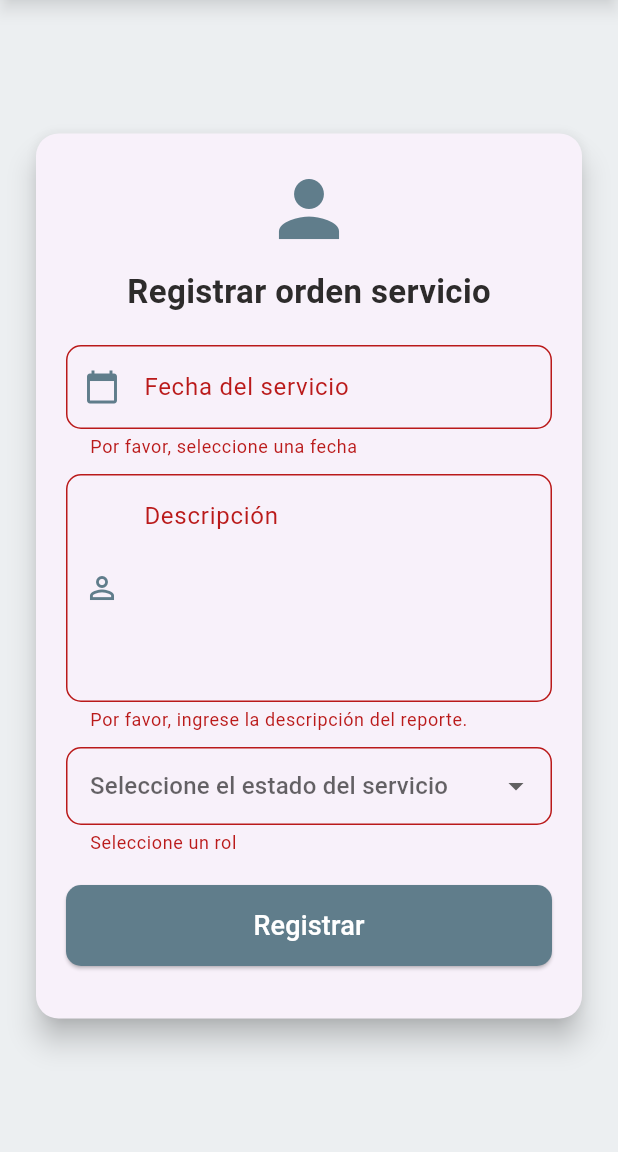
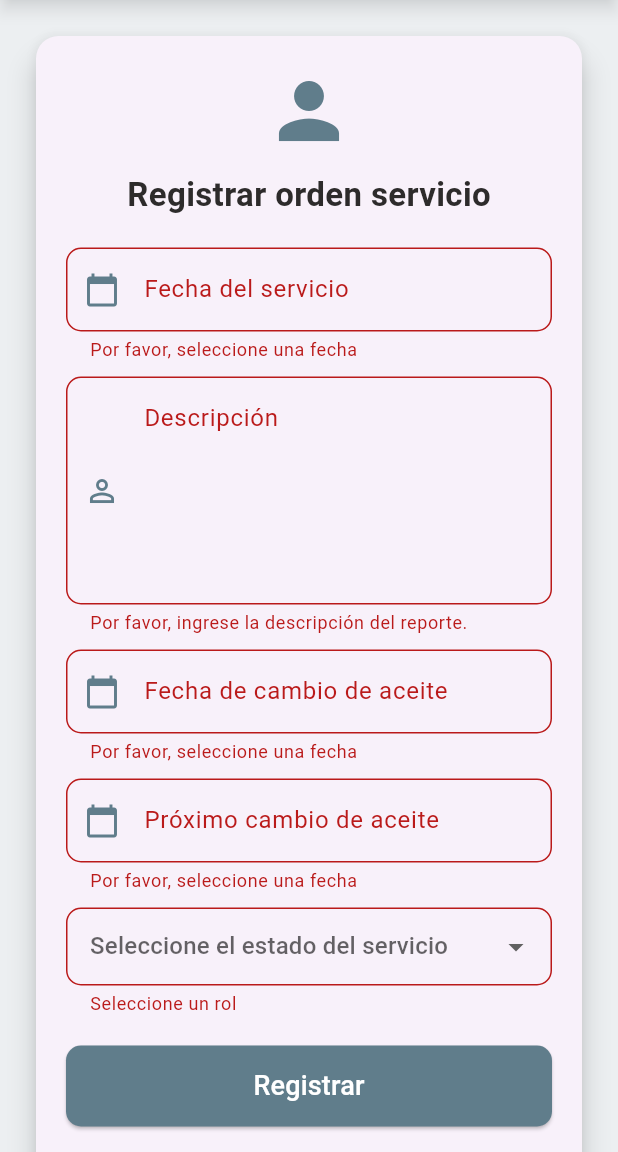
Before and after one commit to juanHB1/fazaapp, a Flutter app: the AgregarOrden screen opened directly, after a tap on "Registrar", on a phone screen of 412 x 824 dp, the part 84-1236 px from its top. Run offline on Flutter 3.47's test engine with Material 3 defaults, Android fonts, the phone set to English and light mode, and no system bars; our stand-ins replace cloud_firestore, firebase_auth, firebase_core, lottie, shared_preferences; accounts and stored records are empty.

Commit message:
Se agregan dos campos nuevos, fecha de cambio de aceite y proximo cambio de aceite ademas se agrega los detalles en el boton de previsualizacion

```diff
--- a/lib/views/drawer/drawe.dart
+++ b/lib/views/drawer/drawe.dart
@@ -13,7 +13,6 @@ class CustomDrawer extends StatelessWidget {
     final loginProvider = Provider.of<LoginProvider>(context, listen: false);
     final registroProvider = Provider.of<RegisterProvider>(context, listen: true);
     final vehiculoProvider = Provider.of<VehiculoProvider>(context, listen: false);
-    Provider.of<VehiculoProvider>(context, listen: false).loadUserRole();
 
 
     vehiculoProvider.loadUserRole();
--- a/lib/views/vehiculos/formularioordenservicio/formularioservicio.dart
+++ b/lib/views/vehiculos/formularioordenservicio/formularioservicio.dart
@@ -21,6 +21,8 @@ class _AgregarOrdenState extends State<AgregarOrden> {
   final TextEditingController fechaController = TextEditingController();
   final TextEditingController descripcionController = TextEditingController();
   final TextEditingController estadoController = TextEditingController();
+   final TextEditingController fechaCambioAceiteController = TextEditingController();
+  final TextEditingController proximoCambioAceiteController = TextEditingController();
   final formKey = GlobalKey<FormState>();
   String? selectedOption; //opcion seleccionada
 
@@ -31,6 +33,8 @@ class _AgregarOrdenState extends State<AgregarOrden> {
     fechaController.text = widget.ordenServicio?['fecha'] ?? '';
     descripcionController.text = widget.ordenServicio?['descripcion'] ?? '';
     estadoController.text = widget.ordenServicio?['estado'] ?? '';
+    fechaCambioAceiteController.text = widget.ordenServicio?['fechaCambioAceite'] ?? '';
+    proximoCambioAceiteController.text = widget.ordenServicio?['proximoCambioAceite'] ?? '';
 
     if (widget.ordenServicio?['estado'] != null) {
       selectedOption = widget.ordenServicio!['estado'];
@@ -42,12 +46,12 @@ class _AgregarOrdenState extends State<AgregarOrden> {
   }
 
 // Método para mostrar el selector de fecha
-  Future<void> _seleccionarFecha(BuildContext context) async {
+Future<void> _seleccionarFecha(BuildContext context, TextEditingController controller) async {
   // Convertir el texto del controlador a un objeto DateTime si es válido
   DateTime? fechaInicial;
-      if (fechaController.text.isNotEmpty) {
+  if (controller.text.isNotEmpty) {
     try {
-          fechaInicial = DateTime.parse(fechaController.text);
+      fechaInicial = DateTime.parse(controller.text);
     } catch (e) {
       fechaInicial = DateTime.now(); // Si hay un error, usar la fecha actual
     }
@@ -65,7 +69,7 @@ class _AgregarOrdenState extends State<AgregarOrden> {
 
   if (fechaSeleccionada != null) {
     setState(() {
-        fechaController.text = fechaSeleccionada.toLocal().toString().split(' ')[0];
+      controller.text = fechaSeleccionada.toLocal().toString().split(' ')[0];
     });
   }
 }
@@ -169,7 +173,7 @@ class _AgregarOrdenState extends State<AgregarOrden> {
                                               border: OutlineInputBorder(borderRadius: BorderRadius.circular(10)),
                                             ),
                                             readOnly: true,
-                                            onTap: () => _seleccionarFecha(context),
+                                            onTap: () => _seleccionarFecha(context, fechaController),
                                             validator: (value) {
                                               if (value == null || value.isEmpty) {
                                                 return "Por favor, seleccione una fecha";
@@ -201,6 +205,45 @@ class _AgregarOrdenState extends State<AgregarOrden> {
 
                                           const SizedBox(height: 10),
 
+                                          // Campo de fecha de cambio de aceite
+                                          TextFormField(
+                                            controller: fechaCambioAceiteController,
+                                            decoration: InputDecoration(
+                                              labelText: "Fecha de cambio de aceite",
+                                              prefixIcon: Icon(Icons.calendar_today, color: Colors.blueGrey),
+                                              border: OutlineInputBorder(borderRadius: BorderRadius.circular(10)),
+                                            ),
+                                            readOnly: true,
+                                            onTap: () => _seleccionarFecha(context, fechaCambioAceiteController),
+                                            validator: (value) {
+                                              if (value == null || value.isEmpty) {
+                                                return "Por favor, seleccione una fecha";
+                                              }
+                                              return null;
+                                            },
+                                          ),
+
+                                          const SizedBox(height: 10),
+
+                                          // Campo de fecha de próximo cambio de aceite
+                                          TextFormField(
+                                            controller: proximoCambioAceiteController,
+                                            decoration: InputDecoration(
+                                              labelText: "Próximo cambio de aceite",
+                                              prefixIcon: Icon(Icons.calendar_today, color: Colors.blueGrey),
+                                              border: OutlineInputBorder(borderRadius: BorderRadius.circular(10)),
+                                            ),
+                                            readOnly: true,
+                                            onTap: () => _seleccionarFecha(context, proximoCambioAceiteController),
+                                            validator: (value) {
+                                              if (value == null || value.isEmpty) {
+                                                return "Por favor, seleccione una fecha";
+                                              }
+                                              return null;
+                                            },
+                                          ),
+
+                                            const SizedBox(height: 10),
                                         // Dropdown para seleccionar el estado
                                           DropdownButtonFormField<String>(
                                             value: selectedOption,
@@ -235,9 +278,9 @@ class _AgregarOrdenState extends State<AgregarOrden> {
                                                 shape: RoundedRectangleBorder(borderRadius: BorderRadius.circular(10)),
                                                 backgroundColor: Colors.blueGrey,
                                               ),
+
                                               onPressed: () {
                                                 if (formKey.currentState!.validate()) {
-
                                                 switch (esEdicion) {
                                                   case true:
                                                     debugPrint("variable esEdicion en true: 👉 ${widget.ordenServicio}");
@@ -249,7 +292,10 @@ class _AgregarOrdenState extends State<AgregarOrden> {
                                                       descripcionController,
                                                       estadoController,
                                                       context,
-                                                        formKey);
+                                                      formKey,
+                                                      fechaCambioAceiteController, // Asegurarse de pasar este controlador
+                                                      proximoCambioAceiteController, // Asegurarse de pasar este controlador
+                                                    );
                                                     break;
                                                   case false:
                                                     debugPrint("variable esEdicion en false: 👉 ${widget.ordenServicio}");
@@ -260,10 +306,12 @@ class _AgregarOrdenState extends State<AgregarOrden> {
                                                       descripcionController,
                                                       estadoController,
                                                       context,
-                                                        formKey);
+                                                      formKey,
+                                                      fechaCambioAceiteController, // Asegurarse de pasar este controlador
+                                                      proximoCambioAceiteController, // Asegurarse de pasar este controlador
+                                                    );
                                                     break;
                                                 }
-
                                               }
                                             },
                                               child: ordenServicioProvider.loading ?
```
Also changed, not shown: lib/providers/Vehiculo/formularioservicio.provider.dart (+21 -24 lines), lib/providers/Vehiculo/orderservicio.provider.dart (+47 -2 lines). Lines whose indentation alone changed are shown as unchanged.
